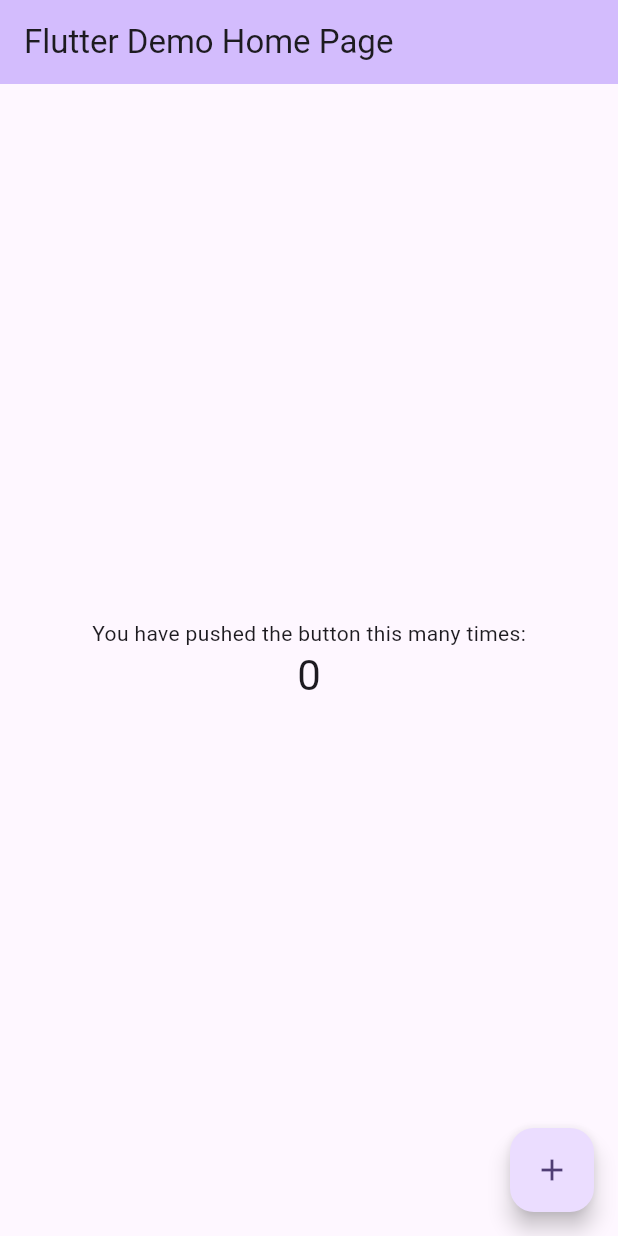
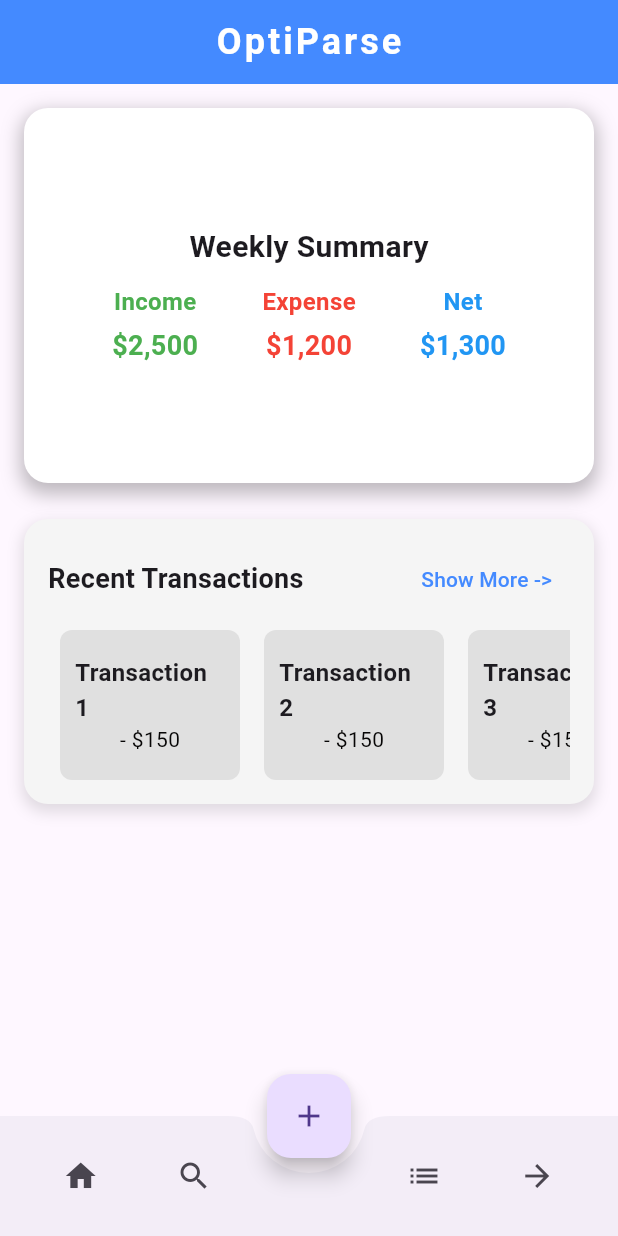
Before and after one commit to code-timely/optiparser, a Flutter app: the screen it shows after launch, on a phone screen of 412 x 824 dp. Run offline on Flutter 3.47's test engine with Material 3 defaults, Android fonts, the phone set to English and light mode, and no system bars.

Commit message:
DashBoard initialised

```diff
--- a/lib/main.dart
+++ b/lib/main.dart
@@ -1,4 +1,7 @@
+// lib/main.dart
+
 import 'package:flutter/material.dart';
+import 'package:optiparser/screens/homepage.dart';
 
 void main() {
   runApp(const MyApp());
@@ -6,120 +9,15 @@
 
 class MyApp extends StatelessWidget {
   const MyApp({super.key});
-
-  // This widget is the root of your application.
   @override
   Widget build(BuildContext context) {
     return MaterialApp(
-      title: 'Flutter Demo',
+      title: 'OptiParse',
       theme: ThemeData(
-        // This is the theme of your application.
-        //
-        // TRY THIS: Try running your application with "flutter run". You'll see
-        // the application has a purple toolbar. Then, without quitting the app,
-        // try changing the seedColor in the colorScheme below to Colors.green
-        // and then invoke "hot reload" (save your changes or press the "hot
-        // reload" button in a Flutter-supported IDE, or press "r" if you used
-        // the command line to start the app).
-        //
-        // Notice that the counter didn't reset back to zero; the application
-        // state is not lost during the reload. To reset the state, use hot
-        // restart instead.
-        //
-        // This works for code too, not just values: Most code changes can be
-        // tested with just a hot reload.
-        colorScheme: ColorScheme.fromSeed(seedColor: Colors.deepPurple),
-        useMaterial3: true,
+        primarySwatch: Colors.red,
+        visualDensity: VisualDensity.adaptivePlatformDensity,
       ),
-      home: const MyHomePage(title: 'Flutter Demo Home Page'),
+      home: const Homepage(),
     );
   }
 }
-
-class MyHomePage extends StatefulWidget {
-  const MyHomePage({super.key, required this.title});
-
-  // This widget is the home page of your application. It is stateful, meaning
-  // that it has a State object (defined below) that contains fields that affect
-  // how it looks.
-
-  // This class is the configuration for the state. It holds the values (in this
-  // case the title) provided by the parent (in this case the App widget) and
-  // used by the build method of the State. Fields in a Widget subclass are
-  // always marked "final".
-
-  final String title;
-
-  @override
-  State<MyHomePage> createState() => _MyHomePageState();
-}
-
-class _MyHomePageState extends State<MyHomePage> {
-  int _counter = 0;
-
-  void _incrementCounter() {
-    setState(() {
-      // This call to setState tells the Flutter framework that something has
-      // changed in this State, which causes it to rerun the build method below
-      // so that the display can reflect the updated values. If we changed
-      // _counter without calling setState(), then the build method would not be
-      // called again, and so nothing would appear to happen.
-      _counter++;
-    });
-  }
-
-  @override
-  Widget build(BuildContext context) {
-    // This method is rerun every time setState is called, for instance as done
-    // by the _incrementCounter method above.
-    //
-    // The Flutter framework has been optimized to make rerunning build methods
-    // fast, so that you can just rebuild anything that needs updating rather
-    // than having to individually change instances of widgets.
-    return Scaffold(
-      appBar: AppBar(
-        // TRY THIS: Try changing the color here to a specific color (to
-        // Colors.amber, perhaps?) and trigger a hot reload to see the AppBar
-        // change color while the other colors stay the same.
-        backgroundColor: Theme.of(context).colorScheme.inversePrimary,
-        // Here we take the value from the MyHomePage object that was created by
-        // the App.build method, and use it to set our appbar title.
-        title: Text(widget.title),
-      ),
-      body: Center(
-        // Center is a layout widget. It takes a single child and positions it
-        // in the middle of the parent.
-        child: Column(
-          // Column is also a layout widget. It takes a list of children and
-          // arranges them vertically. By default, it sizes itself to fit its
-          // children horizontally, and tries to be as tall as its parent.
-          //
-          // Column has various properties to control how it sizes itself and
-          // how it positions its children. Here we use mainAxisAlignment to
-          // center the children vertically; the main axis here is the vertical
-          // axis because Columns are vertical (the cross axis would be
-          // horizontal).
-          //
-          // TRY THIS: Invoke "debug painting" (choose the "Toggle Debug Paint"
-          // action in the IDE, or press "p" in the console), to see the
-          // wireframe for each widget.
-          mainAxisAlignment: MainAxisAlignment.center,
-          children: <Widget>[
-            const Text(
-              'You have pushed the button this many times:',
-            ),
-            Text(
-              '$_counter',
-              style: Theme.of(context).textTheme.headlineMedium,
-            ),
-          ],
-        ),
-      ),
-      floatingActionButton: FloatingActionButton(
-        onPressed: _incrementCounter,
-        tooltip: 'Increment',
-        child: const Icon(Icons.add),
-      ), // This trailing comma makes auto-formatting nicer for build methods.
-    );
-  }
-}
--- /dev/null
+++ b/lib/screens/homepage.dart
@@ -0,0 +1,240 @@
+import 'package:flutter/material.dart';
+
+class Homepage extends StatefulWidget {
+  const Homepage({super.key});
+
+  @override
+  State<Homepage> createState() => _HomepageState();
+}
+
+class _HomepageState extends State<Homepage> {
+  @override
+  Widget build(BuildContext context) {
+    return Scaffold(
+      appBar: AppBar(
+        title: const Text(
+          'OptiParse',
+          style: TextStyle(
+            fontSize: 24.0,
+            fontWeight: FontWeight.bold,
+            letterSpacing: 2.0,
+            color: Colors.white,
+          ),
+        ),
+        centerTitle: true,
+        backgroundColor: Colors.blueAccent,
+      ),
+      body: SingleChildScrollView(
+        child: Column(
+          children: [
+            // Big Container with Summary
+            Container(
+              margin: const EdgeInsets.all(16.0),
+              padding: const EdgeInsets.all(16.0),
+              height: 250.0,
+              width: double.infinity,
+              decoration: BoxDecoration(
+                color: Colors.white,
+                borderRadius: BorderRadius.circular(16.0),
+                boxShadow: [
+                  BoxShadow(
+                    color: Colors.black26,
+                    blurRadius: 10.0,
+                    spreadRadius: 2.0,
+                    offset: Offset(0, 5),
+                  ),
+                ],
+              ),
+              child: Column(
+                mainAxisAlignment: MainAxisAlignment.center,
+                children: [
+                  const Text(
+                    'Weekly Summary',
+                    style: TextStyle(
+                      fontSize: 20.0,
+                      fontWeight: FontWeight.bold,
+                    ),
+                  ),
+                  const SizedBox(height: 10.0),
+                  // Placeholder for animations (income, expense, net overall)
+                  Row(
+                    mainAxisAlignment: MainAxisAlignment.spaceEvenly,
+                    children: const [
+                      SummaryBox(
+                        title: 'Income',
+                        amount: '\$2,500',
+                        color: Colors.green,
+                      ),
+                      SummaryBox(
+                        title: 'Expense',
+                        amount: '\$1,200',
+                        color: Colors.red,
+                      ),
+                      SummaryBox(
+                        title: 'Net',
+                        amount: '\$1,300',
+                        color: Colors.blue,
+                      ),
+                    ],
+                  ),
+                ],
+              ),
+            ),
+
+            // Recent Transactions Section
+            Container(
+              margin: const EdgeInsets.symmetric(horizontal: 16.0, vertical: 8.0),
+              padding: const EdgeInsets.all(16.0),
+              width: double.infinity,
+              decoration: BoxDecoration(
+                color: Colors.grey[100],
+                borderRadius: BorderRadius.circular(16.0),
+                boxShadow: [
+                  BoxShadow(
+                    color: Colors.black12,
+                    blurRadius: 8.0,
+                    spreadRadius: 1.0,
+                    offset: Offset(0, 4),
+                  ),
+                ],
+              ),
+              child: Column(
+                children: [
+                  // Title and Show More
+                  Row(
+                    mainAxisAlignment: MainAxisAlignment.spaceBetween,
+                    children: [
+                      const Text(
+                        'Recent Transactions',
+                        style: TextStyle(
+                          fontSize: 18.0,
+                          fontWeight: FontWeight.bold,
+                        ),
+                      ),
+                      TextButton(
+                        onPressed: () {
+                          // Show more action
+                        },
+                        child: const Text(
+                          'Show More ->',
+                          style: TextStyle(color: Colors.blueAccent),
+                        ),
+                      ),
+                    ],
+                  ),
+                  const SizedBox(height: 10.0),
+                  // Latest transactions list
+                  Container(
+                    height: 100.0,
+                    child: ListView.builder(
+                      scrollDirection: Axis.horizontal,
+                      itemCount: 5, // Adjust the number of transactions displayed
+                      itemBuilder: (context, index) {
+                        return Container(
+                          width: 120.0,
+                          margin: const EdgeInsets.symmetric(horizontal: 8.0),
+                          padding: const EdgeInsets.all(10.0),
+                          decoration: BoxDecoration(
+                            color: Colors.grey[300],
+                            borderRadius: BorderRadius.circular(8.0),
+                          ),
+                          child: Column(
+                            mainAxisAlignment: MainAxisAlignment.center,
+                            children: [
+                              Text(
+                                'Transaction ${index + 1}',
+                                style: const TextStyle(
+                                  fontSize: 16.0,
+                                  fontWeight: FontWeight.bold,
+                                ),
+                              ),
+                              const Text(
+                                '- \$150',
+                                style: TextStyle(
+                                  color: Color.fromARGB(255, 7, 6, 6),
+                                  fontSize: 14.0,
+                                ),
+                              ),
+                            ],
+                          ),
+                        );
+                      },
+                    ),
+                  ),
+                ],
+              ),
+            ),
+          ],
+        ),
+      ),
+      bottomNavigationBar: BottomAppBar(
+        shape: const CircularNotchedRectangle(),
+        notchMargin: 10.0,
+        child: Row(
+          mainAxisAlignment: MainAxisAlignment.spaceAround,
+          children: [
+            IconButton(
+              icon: const Icon(Icons.home),
+              onPressed: () {},
+            ),
+            IconButton(
+              icon: const Icon(Icons.search),
+              onPressed: () {},
+            ),
+            const SizedBox(width: 50), // Space for the floating action button
+            IconButton(
+              icon: const Icon(Icons.list),
+              onPressed: () {},
+            ),
+            IconButton(
+              icon: const Icon(Icons.arrow_forward),
+              onPressed: () {},
+            ),
+          ],
+        ),
+      ),
+      floatingActionButton: FloatingActionButton(
+        onPressed: () {},
+        child: const Icon(Icons.add),
+      ),
+      floatingActionButtonLocation: FloatingActionButtonLocation.centerDocked,
+    );
+  }
+}
+
+class SummaryBox extends StatelessWidget {
+  final String title;
+  final String amount;
+  final Color color;
+
+  const SummaryBox({
+    required this.title,
+    required this.amount,
+    required this.color,
+  });
+
+  @override
+  Widget build(BuildContext context) {
+    return Column(
+      children: [
+        Text(
+          title,
+          style: TextStyle(
+            fontSize: 16.0,
+            fontWeight: FontWeight.bold,
+            color: color,
+          ),
+        ),
+        const SizedBox(height: 5.0),
+        Text(
+          amount,
+          style: TextStyle(
+            fontSize: 18.0,
+            fontWeight: FontWeight.bold,
+            color: color,
+          ),
+        ),
+      ],
+    );
+  }
+}
```
